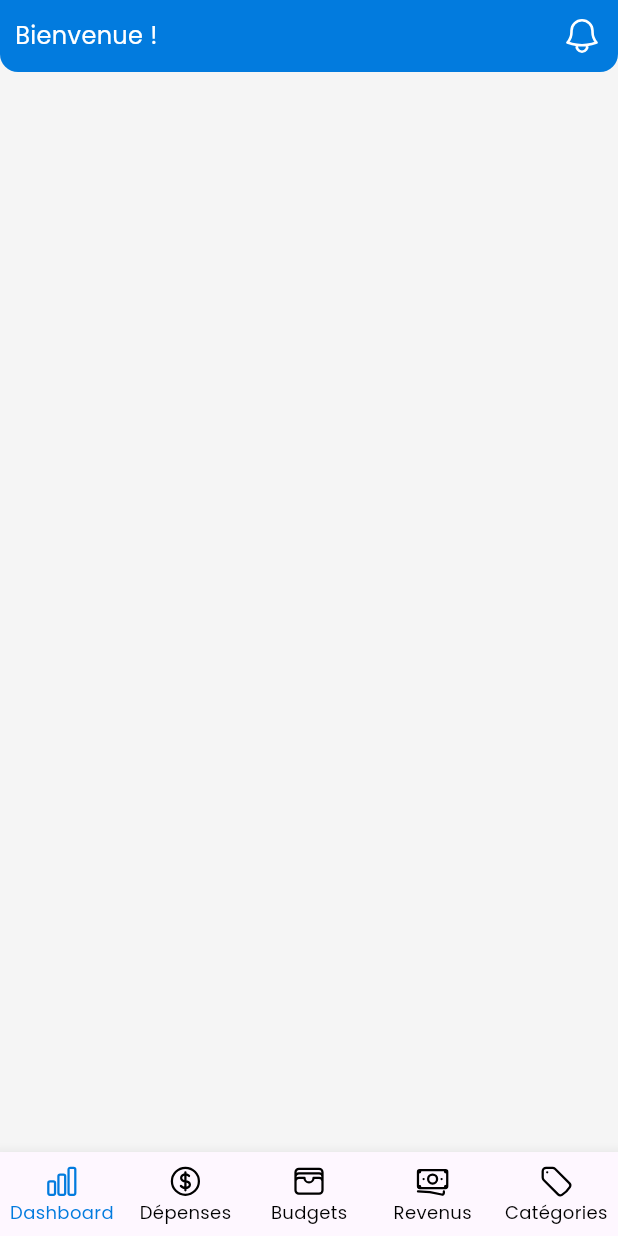
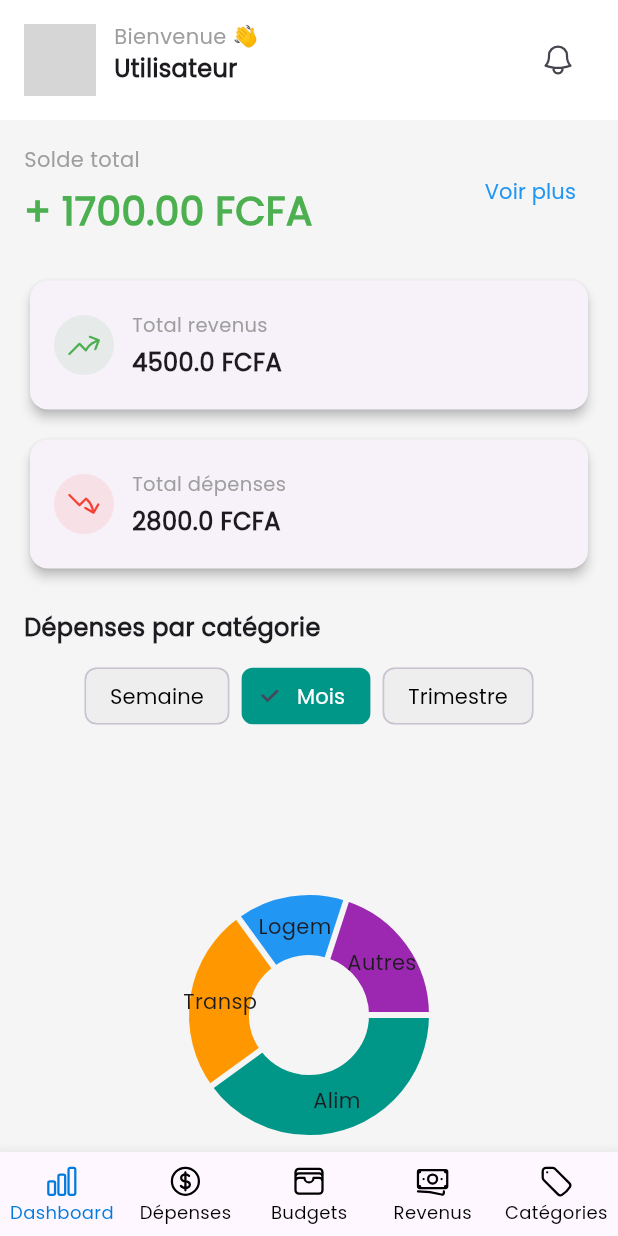
Before and after one commit to Van064886/mon-budget, a Flutter app: the screen it shows after launch, on a phone screen of 412 x 824 dp. Run offline on Flutter 3.47's test engine with Material 3 defaults, Android fonts, the phone set to English and light mode, and no system bars; drawn by our look-alikes of fl_chart; our stand-ins replace heroicons, sqflite; accounts and stored records are empty; network calls fail; grey boxes are pictures that could not be loaded.

Commit message:
feat: dashboard screen design started

```diff
--- a/lib/views/base_screen.dart
+++ b/lib/views/base_screen.dart
@@ -1,6 +1,7 @@
 import 'package:flutter/material.dart';
 import 'package:heroicons/heroicons.dart';
 import 'package:mon_budget/core/constants/app_constants.dart';
+import 'package:mon_budget/views/dashboard/dashboard_screen.dart';
 import 'package:mon_budget/views/home_screen.dart';
 
 class BaseScreen extends StatefulWidget {
@@ -14,7 +15,7 @@ class _BaseScreenState extends State<BaseScreen> {
   int _selectedIndex = 0;
 
   final List<Widget> _pages = const [
-    HomeScreen(),
+    DashboardScreen(),
     HomeScreen(),
     HomeScreen(),
     HomeScreen(),
--- /dev/null
+++ b/lib/views/dashboard/dashboard_screen.dart
@@ -0,0 +1,405 @@
+import 'package:flutter/material.dart';
+import 'package:fl_chart/fl_chart.dart';
+import 'package:heroicons/heroicons.dart';
+
+class DashboardScreen extends StatefulWidget {
+  const DashboardScreen({super.key});
+
+  @override
+  State<DashboardScreen> createState() => _DashboardScreenState();
+}
+
+class _DashboardScreenState extends State<DashboardScreen> {
+  final double totalRevenus = 4500;
+  final double totalDepenses = 2800;
+  final List<String> periodes = ['Semaine', 'Mois', 'Trimestre'];
+  String selectedPeriode = 'Mois';
+
+  final ScrollController _scrollController = ScrollController();
+  bool hasShadow = false;
+
+  @override
+  void initState() {
+    super.initState();
+    _scrollController.addListener(() {
+      final scrolled = _scrollController.offset > 10;
+      if (hasShadow != scrolled) {
+        setState(() => hasShadow = scrolled);
+      }
+    });
+  }
+
+  @override
+  Widget build(BuildContext context) {
+    final solde = totalRevenus - totalDepenses;
+    final isWide = MediaQuery.of(context).size.width >= 600;
+
+    return Scaffold(
+      body: CustomScrollView(
+        controller: _scrollController,
+        slivers: [
+          // SECTION FIXE : Bienvenue + notif
+          SliverPersistentHeader(
+            pinned: true,
+            delegate: _StickyHeaderDelegate(
+              child: Container(
+                padding: const EdgeInsets.symmetric(
+                  horizontal: 16,
+                  vertical: 14,
+                ),
+                decoration: BoxDecoration(
+                  color: Colors.white,
+                  boxShadow:
+                      hasShadow
+                          ? [
+                            const BoxShadow(
+                              color: Colors.black12,
+                              offset: Offset(0, 2),
+                              blurRadius: 4,
+                            ),
+                          ]
+                          : [],
+                ),
+                child: Row(
+                  mainAxisAlignment: MainAxisAlignment.spaceBetween,
+                  children: [
+                    Row(
+                      children: [
+                        const CircleAvatar(
+                          radius: 24,
+                          backgroundImage: NetworkImage(
+                            "https://i.pravatar.cc/150?img=3",
+                          ),
+                        ),
+                        const SizedBox(width: 12),
+                        const Column(
+                          crossAxisAlignment: CrossAxisAlignment.start,
+                          children: [
+                            Text(
+                              "Bienvenue 👋",
+                              style: TextStyle(
+                                fontSize: 14,
+                                color: Colors.grey,
+                              ),
+                            ),
+                            Text(
+                              "Utilisateur",
+                              style: TextStyle(
+                                fontSize: 16,
+                                fontWeight: FontWeight.w600,
+                              ),
+                            ),
+                          ],
+                        ),
+                      ],
+                    ),
+                    IconButton(
+                      icon: const HeroIcon(
+                        HeroIcons.bell,
+                        style: HeroIconStyle.outline,
+                      ),
+                      onPressed: () {},
+                    ),
+                  ],
+                ),
+              ),
+            ),
+          ),
+
+          // SECTION SCROLLABLE : reste du contenu
+          SliverToBoxAdapter(
+            child: Padding(
+              padding: const EdgeInsets.all(16),
+              child: Column(
+                children: [
+                  // Solde total + voir plus
+                  Row(
+                    mainAxisAlignment: MainAxisAlignment.spaceBetween,
+                    children: [
+                      Flexible(
+                        child: Column(
+                          crossAxisAlignment: CrossAxisAlignment.start,
+                          children: [
+                            const Text(
+                              "Solde total",
+                              style: TextStyle(
+                                fontSize: 14,
+                                color: Colors.grey,
+                              ),
+                            ),
+                            const SizedBox(height: 6),
+                            Text(
+                              "${solde >= 0 ? "+" : "-"} ${solde.abs().toStringAsFixed(2)} FCFA",
+                              style: TextStyle(
+                                fontSize: 26,
+                                fontWeight: FontWeight.bold,
+                                color: solde >= 0 ? Colors.green : Colors.red,
+                              ),
+                            ),
+                          ],
+                        ),
+                      ),
+                      TextButton(
+                        onPressed: () {},
+                        child: const Text(
+                          "Voir plus",
+                          style: TextStyle(color: Colors.blue),
+                        ),
+                      ),
+                    ],
+                  ),
+                  const SizedBox(height: 24),
+
+                  // Revenus + Dépenses
+                  isWide
+                      ? Row(
+                        children: [
+                          Expanded(
+                            child: _buildInfoCard(
+                              "Total revenus",
+                              "$totalRevenus FCFA",
+                              HeroIcons.arrowTrendingUp,
+                              Colors.green,
+                            ),
+                          ),
+                          const SizedBox(width: 12),
+                          Expanded(
+                            child: _buildInfoCard(
+                              "Total dépenses",
+                              "$totalDepenses FCFA",
+                              HeroIcons.arrowTrendingDown,
+                              Colors.red,
+                            ),
+                          ),
+                        ],
+                      )
+                      : Column(
+                        children: [
+                          _buildInfoCard(
+                            "Total revenus",
+                            "$totalRevenus FCFA",
+                            HeroIcons.arrowTrendingUp,
+                            Colors.green,
+                          ),
+                          const SizedBox(height: 12),
+                          _buildInfoCard(
+                            "Total dépenses",
+                            "$totalDepenses FCFA",
+                            HeroIcons.arrowTrendingDown,
+                            Colors.red,
+                          ),
+                        ],
+                      ),
+                  const SizedBox(height: 24),
+
+                  // Filtre par période
+                  const Align(
+                    alignment: Alignment.centerLeft,
+                    child: Text(
+                      "Dépenses par catégorie",
+                      style: TextStyle(
+                        fontSize: 16,
+                        fontWeight: FontWeight.w600,
+                      ),
+                    ),
+                  ),
+                  const SizedBox(height: 10),
+                  Wrap(
+                    spacing: 8,
+                    children:
+                        periodes.map((periode) {
+                          final selected = periode == selectedPeriode;
+                          return ChoiceChip(
+                            label: Text(periode),
+                            selected: selected,
+                            onSelected:
+                                (_) =>
+                                    setState(() => selectedPeriode = periode),
+                            selectedColor: Colors.teal,
+                            labelStyle: TextStyle(
+                              color: selected ? Colors.white : Colors.black,
+                            ),
+                            backgroundColor: Colors.grey[200],
+                          );
+                        }).toList(),
+                  ),
+                  const SizedBox(height: 16),
+
+                  // Pie Chart
+                  AspectRatio(
+                    aspectRatio: isWide ? 2.2 : 1.1,
+                    child: PieChart(
+                      PieChartData(
+                        sectionsSpace: 4,
+                        centerSpaceRadius: 40,
+                        sections: [
+                          PieChartSectionData(
+                            value: 40,
+                            color: Colors.teal,
+                            title: 'Alim',
+                          ),
+                          PieChartSectionData(
+                            value: 25,
+                            color: Colors.orange,
+                            title: 'Transp',
+                          ),
+                          PieChartSectionData(
+                            value: 15,
+                            color: Colors.blue,
+                            title: 'Logem',
+                          ),
+                          PieChartSectionData(
+                            value: 20,
+                            color: Colors.purple,
+                            title: 'Autres',
+                          ),
+                        ],
+                      ),
+                    ),
+                  ),
+                  const SizedBox(height: 30),
+
+                  // Budgets vs Dépenses
+                  const Align(
+                    alignment: Alignment.centerLeft,
+                    child: Text(
+                      "Budgets vs Dépenses",
+                      style: TextStyle(
+                        fontSize: 16,
+                        fontWeight: FontWeight.w600,
+                      ),
+                    ),
+                  ),
+                  const SizedBox(height: 12),
+                  _buildBudgetCard("Alimentation", 500, 300, Colors.teal),
+                  _buildBudgetCard("Transport", 200, 150, Colors.orange),
+                  _buildBudgetCard("Logement", 1000, 1000, Colors.blue),
+                ],
+              ),
+            ),
+          ),
+        ],
+      ),
+    );
+  }
+
+  Widget _buildInfoCard(
+    String title,
+    String value,
+    HeroIcons icon,
+    Color color,
+  ) {
+    return Card(
+      elevation: 3,
+      shape: RoundedRectangleBorder(borderRadius: BorderRadius.circular(12)),
+      child: Padding(
+        padding: const EdgeInsets.symmetric(horizontal: 16, vertical: 20),
+        child: Row(
+          children: [
+            Container(
+              padding: const EdgeInsets.all(8),
+              decoration: BoxDecoration(
+                color: color.withOpacity(0.1),
+                shape: BoxShape.circle,
+              ),
+              child: HeroIcon(icon, style: HeroIconStyle.solid, color: color),
+            ),
+            const SizedBox(width: 12),
+            Column(
+              crossAxisAlignment: CrossAxisAlignment.start,
+              children: [
+                Text(
+                  title,
+                  style: const TextStyle(fontSize: 13, color: Colors.grey),
+                ),
+                const SizedBox(height: 4),
+                Text(
+                  value,
+                  style: const TextStyle(
+                    fontSize: 16,
+                    fontWeight: FontWeight.bold,
+                  ),
+                ),
+              ],
+            ),
+          ],
+        ),
+      ),
+    );
+  }
+
+  Widget _buildBudgetCard(
+    String title,
+    double budget,
+    double spent,
+    Color color,
+  ) {
+    final percent = (spent / budget).clamp(0.0, 1.0);
+    final percentText = (percent * 100).toStringAsFixed(0);
+
+    return Card(
+      margin: const EdgeInsets.symmetric(vertical: 8),
+      elevation: 3,
+      shape: RoundedRectangleBorder(borderRadius: BorderRadius.circular(12)),
+      child: Padding(
+        padding: const EdgeInsets.symmetric(horizontal: 16, vertical: 14),
+        child: Column(
+          crossAxisAlignment: CrossAxisAlignment.start,
+          children: [
+            Row(
+              mainAxisAlignment: MainAxisAlignment.spaceBetween,
+              children: [
+                Text(
+                  title,
+                  style: const TextStyle(fontWeight: FontWeight.w600),
+                ),
+                Text(
+                  "$percentText%",
+                  style: TextStyle(color: color, fontWeight: FontWeight.bold),
+                ),
+              ],
+            ),
+            const SizedBox(height: 8),
+            LinearProgressIndicator(
+              value: percent,
+              backgroundColor: color.withOpacity(0.2),
+              valueColor: AlwaysStoppedAnimation(color),
+              minHeight: 8,
+              borderRadius: BorderRadius.circular(8),
+            ),
+            const SizedBox(height: 6),
+            Text(
+              "$spent / $budget FCFA",
+              style: const TextStyle(fontSize: 12, color: Colors.grey),
+            ),
+          ],
+        ),
+      ),
+    );
+  }
+}
+
+// Sticky header delegate
+class _StickyHeaderDelegate extends SliverPersistentHeaderDelegate {
+  final Widget child;
+  final double height;
+
+  _StickyHeaderDelegate({required this.child, this.height = 80});
+
+  @override
+  double get minExtent => height;
+
+  @override
+  double get maxExtent => height;
+
+  @override
+  Widget build(
+    BuildContext context,
+    double shrinkOffset,
+    bool overlapsContent,
+  ) => child;
+
+  @override
+  bool shouldRebuild(covariant SliverPersistentHeaderDelegate oldDelegate) =>
+      true;
+}
```
Also changed, not shown: lib/widgets/dashboard_header.dart (added, +212 -0 lines).
